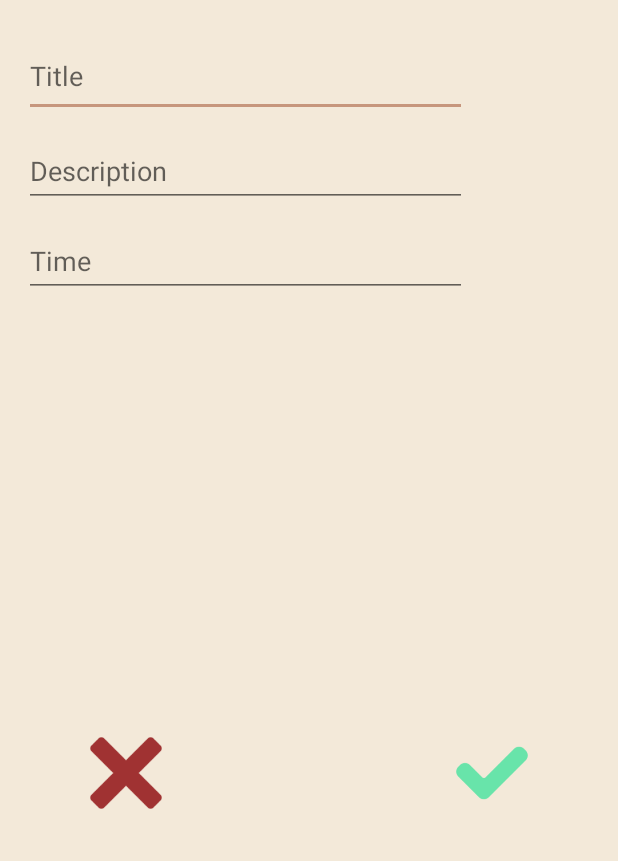
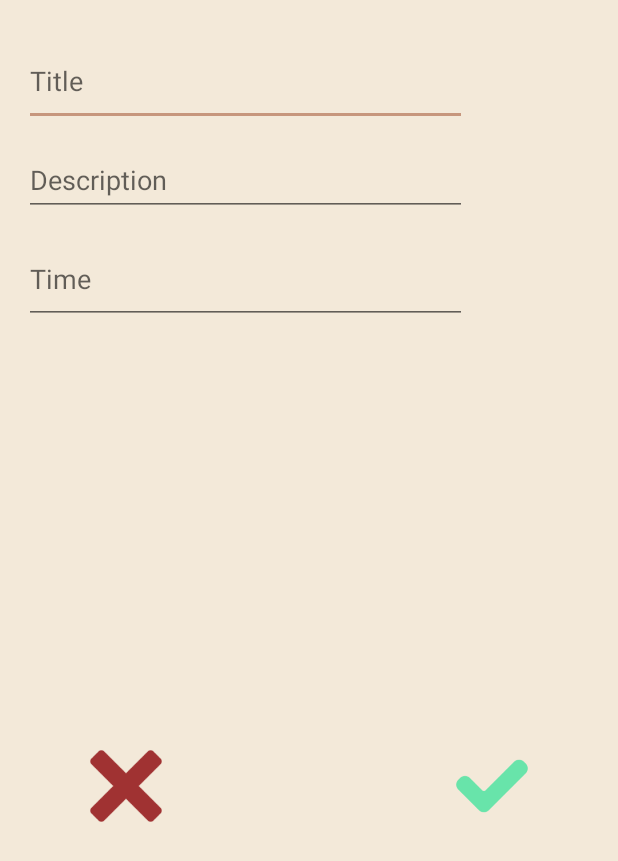
Before and after one commit to TorchTheo/Note, an Android app: the layout dialog_new_note.xml on its own in the app's theme, with its tools: preview values and no code run, on a phone screen of 412 x 824 dp. Shown: the top 861 px of the screen. Run offline under Robolectric (Android 15) with nearby library versions, the phone set to English and light mode, and no system bars.

Commit message:
Fix BUG in new note

```diff
--- a/app/src/main/res/layout/dialog_new_note.xml
+++ b/app/src/main/res/layout/dialog_new_note.xml
@@ -9,7 +9,7 @@
     <EditText
         android:id="@+id/editTitle"
         android:layout_width="295dp"
-        android:layout_height="54dp"
+        android:layout_height="60dp"
         android:layout_marginStart="16dp"
         android:layout_marginTop="24dp"
         android:ems="10"
@@ -27,7 +27,7 @@
         android:ems="10"
         android:hint="@string/description_hint"
         android:inputType="textMultiLine|textPersonName"
-        android:maxLines="5"
+        android:maxLines="3"
         android:minHeight="48dp"
         app:layout_constraintStart_toStartOf="parent"
         app:layout_constraintTop_toBottomOf="@+id/editTitle" />
@@ -35,7 +35,7 @@
     <EditText
         android:id="@+id/editTime"
         android:layout_width="295dp"
-        android:layout_height="48dp"
+        android:layout_height="60dp"
         android:layout_marginStart="16dp"
         android:layout_marginTop="12dp"
         android:ems="10"
```
